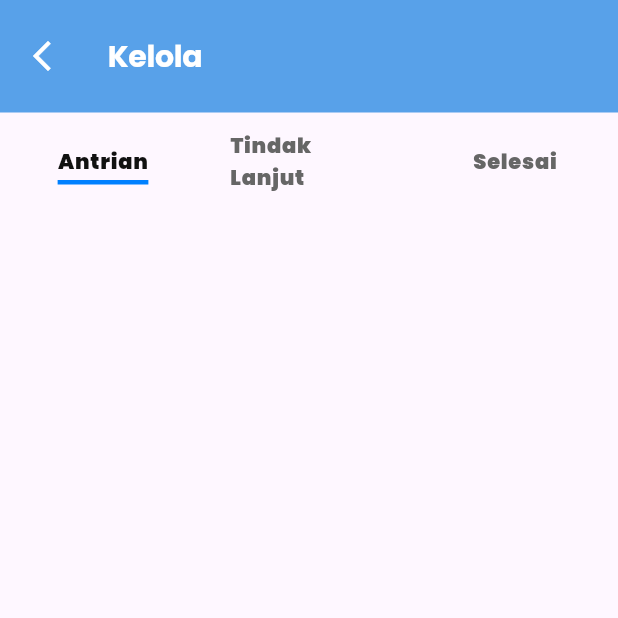
After one commit to hao47/dinacom_real_2024, a Flutter app: the KelolaPage screen opened by its route, on a phone screen of 412 x 824 dp, the top half of it. The commit adds this screen. Run offline on Flutter 3.47's test engine with Material 3 defaults, Android fonts, the light colour scheme and no system bars; our stand-ins replace carousel_slider, csc_picker, dio, dropdown_search, fluttertoast, geocoding and 10 more; missing offline and left inert: flutter_quill, flutter_share; accounts and stored records are empty; network calls fail; project files that could hold a hidden picture were left out.

Commit message:
add kelola

```diff
--- a/lib/UI/bottom_navigation/item/profile/wdiget/profile_biodata_instansi.dart
+++ b/lib/UI/bottom_navigation/item/profile/wdiget/profile_biodata_instansi.dart
@@ -4,6 +4,7 @@ import 'package:dinacom_2024/common/app_theme.dart';
 import 'package:dinacom_2024/common/theme/color_value.dart';
 import 'package:dinacom_2024/data/model/profile_model.dart';
 import 'package:flutter/material.dart';
+import 'package:get/get.dart';
 
 class ProfileBioDataAsInstansi extends StatelessWidget {
 
@@ -47,10 +48,15 @@ class ProfileBioDataAsInstansi extends StatelessWidget {
                       shape: BoxShape.circle,
                       color: ColorValue.BaseBlue,
                     ),
-                    child: const Icon(
-                      Icons.notifications,
-                      color: Colors.white,
-                      size: 20,
+                    child: IconButton(
+                      onPressed: (){
+                        Get.toNamed('/kelola');
+                      },
+                      icon: Icon(
+                        Icons.build,
+                        color: Colors.white,
+                        size: 14,
+                      ),
                     ),
                   )),
             ],
--- /dev/null
+++ b/lib/UI/kelola/kelola_page.dart
@@ -0,0 +1,490 @@
+import 'package:dinacom_2024/common/app_theme.dart';
+import 'package:dinacom_2024/common/theme/color_value.dart';
+import 'package:flutter/material.dart';
+import 'package:get/get.dart';
+import 'package:shimmer/shimmer.dart';
+
+class KelolaPage extends StatefulWidget {
+  const KelolaPage({super.key});
+
+  @override
+  State<KelolaPage> createState() => _KelolaPageState();
+}
+
+class _KelolaPageState extends State<KelolaPage> with SingleTickerProviderStateMixin {
+  late TabController _controller;
+  int _selectedIndex = 0;
+
+  @override
+  void initState() {
+    super.initState();
+    _controller = TabController(length: 3, vsync: this);
+
+    _controller.addListener(() {
+      setState(() {
+        _selectedIndex = _controller.index;
+        print("SELECTED ITEM : $_selectedIndex");
+        print("CONTROLLER INDEX : ${_controller.index}");
+      });
+    });
+  }
+
+  @override
+  Widget build(BuildContext context) {
+    final textTheme = Theme.of(context).textTheme;
+    return Scaffold(
+      appBar: AppBar(
+        toolbarHeight: 75,
+        backgroundColor: ColorValue.LightBlue,
+        leading: IconButton(
+          onPressed: (){
+            Get.back();
+          },
+          icon: const Icon(
+            Icons.arrow_back_ios_new,
+            color: Colors.white,
+          ),
+        ),
+        title: Text(
+          "Kelola",
+          style: textTheme.headline1!
+              .copyWith(fontSize: 20, height: 1.5, color: Colors.white),
+        ),
+      ),
+      body: DefaultTabController(
+        length: 3,
+        child: Column(
+          children: [
+            TabBar(
+              controller: _controller,
+              padding: const EdgeInsets.only(top: 10, bottom: 5),
+              indicatorPadding: const EdgeInsets.only(bottom: 10),
+              dividerColor: Colors.transparent,
+              indicator: const BoxDecoration(
+                border: Border(
+                  bottom: BorderSide(
+                    color: ColorValue.BaseBlue,
+                    width: 3,
+                  ),
+                ),
+              ),
+              unselectedLabelStyle: CommonAppTheme.textTheme(context)
+                  .bodyText1!
+                  .copyWith(
+                fontWeight: FontWeight.w900,
+                fontSize: 16,
+              ),
+              unselectedLabelColor: ColorValue.LightGrey,
+              labelStyle: CommonAppTheme.textTheme(context)
+                  .bodyText1!
+                  .copyWith(
+                fontWeight: FontWeight.w900,
+                fontSize: 16,
+              ),
+              labelColor: ColorValue.BaseBlack,
+              tabs: const [
+                Tab(
+                  child: Text('Antrian', style: TextStyle(fontSize: 14)),
+                ),
+                Tab(
+                  child: Text('Tindak Lanjut', style: TextStyle(fontSize: 14)),
+                ),
+                Tab(
+                  child: Text('Selesai', style: TextStyle(fontSize: 14)),
+                ),
+              ],
+            ),
+            Expanded(
+              child: SizedBox(
+                height: MediaQuery.of(context).size.height,
+                child: TabBarView(
+                  controller: _controller,
+                  children: [
+                    _selectedIndex == 0
+                        ? SingleChildScrollView(
+                      child: Container(
+                        margin: EdgeInsets.symmetric(horizontal: 20),
+                        // child: RefreshIndicator(
+                        //   onRefresh: () async {
+                        //     Get.put(PoranController()).profile();
+                        //   },
+                        //   child: Column(
+                        //     crossAxisAlignment: CrossAxisAlignment.start,
+                        //     children: [
+                        //       GetX<PoranController>(
+                        //         builder: (controller) {
+                        //           // print(state.categoryResult.response.length);
+                        //           if (controller.state.value ==
+                        //               ResultState.loading) {
+                        //             return Container(
+                        //               height: MediaQuery.of(context)
+                        //                   .size
+                        //                   .height *
+                        //                   0.225,
+                        //               width: double.maxFinite,
+                        //               margin: EdgeInsets.symmetric(
+                        //                   vertical: 20),
+                        //               child: Card(
+                        //                 child: ClipRRect(
+                        //                   borderRadius:
+                        //                   BorderRadius.circular(10.0),
+                        //                   child: Center(
+                        //                     child: Shimmer.fromColors(
+                        //                       baseColor: Colors.grey[300]!,
+                        //                       highlightColor:
+                        //                       Colors.grey[100]!,
+                        //                       child: Container(
+                        //                         height: double.maxFinite,
+                        //                         width: double.maxFinite,
+                        //                         color: Colors.blue,
+                        //                       ),
+                        //                     ),
+                        //                   ),
+                        //                 ),
+                        //                 shape: RoundedRectangleBorder(
+                        //                   borderRadius:
+                        //                   BorderRadius.circular(10.0),
+                        //                 ),
+                        //               ),
+                        //             );
+                        //           } else if (controller.state.value ==
+                        //               ResultState.hasData) {
+                        //             if (controller.profileModel.value
+                        //                 .responseAllModel.length !=
+                        //                 0) {
+                        //               print("masokkkkkkkkkkkkkkkkkkk");
+                        //               return PoranList(
+                        //                   poranAllModel:
+                        //                   controller.profileModel.value,
+                        //                   newContext: widget.newContext);
+                        //
+                        //               // return Container();
+                        //             } else {
+                        //               return Container();
+                        //             }
+                        //
+                        //             // print(controller.profileModel.value.responseAllModel.length);
+                        //             //
+                        //             // return Container();
+                        //           } else if (controller.state.value ==
+                        //               ResultState.noData) {
+                        //             return Center(
+                        //               child: Material(
+                        //                 child: Text("Tidak ada Data"),
+                        //               ),
+                        //             );
+                        //           } else if (controller.state.value ==
+                        //               ResultState.error) {
+                        //             return Center(
+                        //               child: Material(
+                        //                 child: Text("Ada yang salah"),
+                        //               ),
+                        //             );
+                        //           } else {
+                        //             return const Center(
+                        //               child: Material(
+                        //                 child: Text(''),
+                        //               ),
+                        //             );
+                        //           }
+                        //         },
+                        //       )
+                        //     ],
+                        //   ),
+                        // ),
+                      ),
+                    )
+                        : SingleChildScrollView(
+                      child: Container(
+                        height:
+                        MediaQuery.of(context).size.height *
+                            .225,
+                        width: double.maxFinite,
+                        margin:
+                        EdgeInsets.symmetric(vertical: 20, horizontal: 20),
+                        child: Card(
+                          child: ClipRRect(
+                            borderRadius:
+                            BorderRadius.circular(10.0),
+                            child: Center(
+                              child: Shimmer.fromColors(
+                                baseColor: Colors.grey[300]!,
+                                highlightColor: Colors.grey[100]!,
+                                child: Container(
+                                  height: double.maxFinite,
+                                  width: double.maxFinite,
+                                  color: Colors.blue,
+                                ),
+                              ),
+                            ),
+                          ),
+                          shape: RoundedRectangleBorder(
+                            borderRadius:
+                            BorderRadius.circular(10.0),
+                          ),
+                        ),
+                      ),
+
+                    ),
+                    _selectedIndex == 1
+                        ? SingleChildScrollView(
+                      child: Container(
+                        margin: EdgeInsets.symmetric(horizontal: 20),
+                        // child: RefreshIndicator(
+                        //   onRefresh: () async {
+                        //     Get.put(PoranController()).profile();
+                        //   },
+                        //   child: Column(
+                        //     crossAxisAlignment: CrossAxisAlignment.start,
+                        //     children: [
+                        //       GetX<PoranController>(
+                        //         builder: (controller) {
+                        //           // print(state.categoryResult.response.length);
+                        //           if (controller.state.value ==
+                        //               ResultState.loading) {
+                        //             return Container(
+                        //               height: MediaQuery.of(context)
+                        //                   .size
+                        //                   .height *
+                        //                   0.225,
+                        //               width: double.maxFinite,
+                        //               margin: EdgeInsets.symmetric(
+                        //                   vertical: 20),
+                        //               child: Card(
+                        //                 child: ClipRRect(
+                        //                   borderRadius:
+                        //                   BorderRadius.circular(10.0),
+                        //                   child: Center(
+                        //                     child: Shimmer.fromColors(
+                        //                       baseColor: Colors.grey[300]!,
+                        //                       highlightColor:
+                        //                       Colors.grey[100]!,
+                        //                       child: Container(
+                        //                         height: double.maxFinite,
+                        //                         width: double.maxFinite,
+                        //                         color: Colors.blue,
+                        //                       ),
+                        //                     ),
+                        //                   ),
+                        //                 ),
+                        //                 shape: RoundedRectangleBorder(
+                        //                   borderRadius:
+                        //                   BorderRadius.circular(10.0),
+                        //                 ),
+                        //               ),
+                        //             );
+                        //           } else if (controller.state.value ==
+                        //               ResultState.hasData) {
+                        //             if (controller.profileModel.value
+                        //                 .responseAllModel.length !=
+                        //                 0) {
+                        //               print("masokkkkkkkkkkkkkkkkkkk");
+                        //               return PoranList(
+                        //                   poranAllModel:
+                        //                   controller.profileModel.value,
+                        //                   newContext: widget.newContext);
+                        //
+                        //               // return Container();
+                        //             } else {
+                        //               return Container();
+                        //             }
+                        //
+                        //             // print(controller.profileModel.value.responseAllModel.length);
+                        //             //
+                        //             // return Container();
+                        //           } else if (controller.state.value ==
+                        //               ResultState.noData) {
+                        //             return Center(
+                        //               child: Material(
+                        //                 child: Text("Tidak ada Data"),
+                        //               ),
+                        //             );
+                        //           } else if (controller.state.value ==
+                        //               ResultState.error) {
+                        //             return Center(
+                        //               child: Material(
+                        //                 child: Text("Ada yang salah"),
+                        //               ),
+                        //             );
+                        //           } else {
+                        //             return const Center(
+                        //               child: Material(
+                        //                 child: Text(''),
+                        //               ),
+                        //             );
+                        //           }
+                        //         },
+                        //       )
+                        //     ],
+                        //   ),
+                        // ),
+                      ),
+                    )
+                        : SingleChildScrollView(
+                      child: Container(
+                        height:
+                        MediaQuery.of(context).size.height *
+                            .225,
+                        width: double.maxFinite,
+                        margin:
+                        EdgeInsets.symmetric(vertical: 20, horizontal: 20),
+                        child: Card(
+                          child: ClipRRect(
+                            borderRadius:
+                            BorderRadius.circular(10.0),
+                            child: Center(
+                              child: Shimmer.fromColors(
+                                baseColor: Colors.grey[300]!,
+                                highlightColor: Colors.grey[100]!,
+                                child: Container(
+                                  height: double.maxFinite,
+                                  width: double.maxFinite,
+                                  color: Colors.blue,
+                                ),
+                              ),
+                            ),
+                          ),
+                          shape: RoundedRectangleBorder(
+                            borderRadius:
+                            BorderRadius.circular(10.0),
+                          ),
+                        ),
+                      ),
+
+                    ),
+                    _selectedIndex == 2
+                        ? SingleChildScrollView(
+                      child: Container(
+                        margin: EdgeInsets.symmetric(horizontal: 20),
+                        // child: RefreshIndicator(
+                        //   onRefresh: () async {
+                        //     Get.put(PoranController()).profile();
+                        //   },
+                        //   child: Column(
+                        //     crossAxisAlignment: CrossAxisAlignment.start,
+                        //     children: [
+                        //       GetX<PoranController>(
+                        //         builder: (controller) {
+                        //           // print(state.categoryResult.response.length);
+                        //           if (controller.state.value ==
+                        //               ResultState.loading) {
+                        //             return Container(
+                        //               height: MediaQuery.of(context)
+                        //                   .size
+                        //                   .height *
+                        //                   0.225,
+                        //               width: double.maxFinite,
+                        //               margin: EdgeInsets.symmetric(
+                        //                   vertical: 20),
+                        //               child: Card(
+                        //                 child: ClipRRect(
+                        //                   borderRadius:
+                        //                   BorderRadius.circular(10.0),
+                        //                   child: Center(
+                        //                     child: Shimmer.fromColors(
+                        //                       baseColor: Colors.grey[300]!,
+                        //                       highlightColor:
+                        //                       Colors.grey[100]!,
+                        //                       child: Container(
+                        //                         height: double.maxFinite,
+                        //                         width: double.maxFinite,
+                        //                         color: Colors.blue,
+                        //                       ),
+                        //                     ),
+                        //                   ),
+                        //                 ),
+                        //                 shape: RoundedRectangleBorder(
+                        //                   borderRadius:
+                        //                   BorderRadius.circular(10.0),
+                        //                 ),
+                        //               ),
+                        //             );
+                        //           } else if (controller.state.value ==
+                        //               ResultState.hasData) {
+                        //             if (controller.profileModel.value
+                        //                 .responseAllModel.length !=
+                        //                 0) {
+                        //               print("masokkkkkkkkkkkkkkkkkkk");
+                        //               return PoranList(
+                        //                   poranAllModel:
+                        //                   controller.profileModel.value,
+                        //                   newContext: widget.newContext);
+                        //
+                        //               // return Container();
+                        //             } else {
+                        //               return Container();
+                        //             }
+                        //
+                        //             // print(controller.profileModel.value.responseAllModel.length);
+                        //             //
+                        //             // return Container();
+                        //           } else if (controller.state.value ==
+                        //               ResultState.noData) {
+                        //             return Center(
+                        //               child: Material(
+                        //                 child: Text("Tidak ada Data"),
+                        //               ),
+                        //             );
+                        //           } else if (controller.state.value ==
+                        //               ResultState.error) {
+                        //             return Center(
+                        //               child: Material(
+                        //                 child: Text("Ada yang salah"),
+                        //               ),
+                        //             );
+                        //           } else {
+                        //             return const Center(
+                        //               child: Material(
+                        //                 child: Text(''),
+                        //               ),
+                        //             );
+                        //           }
+                        //         },
+                        //       )
+                        //     ],
+                        //   ),
+                        // ),
+                      ),
+                    )
+                        : SingleChildScrollView(
+                      child: Container(
+                        height:
+                        MediaQuery.of(context).size.height *
+                            .225,
+                        width: double.maxFinite,
+                        margin:
+                        EdgeInsets.symmetric(vertical: 20, horizontal: 20),
+                        child: Card(
+                          child: ClipRRect(
+                            borderRadius:
+                            BorderRadius.circular(10.0),
+                            child: Center(
+                              child: Shimmer.fromColors(
+                                baseColor: Colors.grey[300]!,
+                                highlightColor: Colors.grey[100]!,
+                                child: Container(
+                                  height: double.maxFinite,
+                                  width: double.maxFinite,
+                                  color: Colors.blue,
+                                ),
+                              ),
+                            ),
+                          ),
+                          shape: RoundedRectangleBorder(
+                            borderRadius:
+                            BorderRadius.circular(10.0),
+                          ),
+                        ),
+                      ),
+
+                    ),
+                  ],
+                ),
+              ),
+            ),
+          ],
+        ),
+      ),
+    );
+  }
+}
--- a/lib/common/routes/routes.dart
+++ b/lib/common/routes/routes.dart
@@ -16,6 +16,7 @@ import 'package:dinacom_2024/UI/bottom_navigation/item/profile/profile.dart';
 import 'package:dinacom_2024/UI/detail/detail.dart';
 import 'package:dinacom_2024/UI/detail/detail_binding.dart';
 import 'package:dinacom_2024/UI/instansi_profile/profile.dart';
+import 'package:dinacom_2024/UI/kelola/kelola_page.dart';
 import 'package:dinacom_2024/UI/masyarakat_profile/profile.dart';
 import 'package:dinacom_2024/UI/notification/notification_page.dart';
 import 'package:dinacom_2024/UI/setting/changepassword.dart';
@@ -91,6 +92,10 @@ List<GetPage> routes = [
 
     // binding: SettingBinding(),
   ),
+  GetPage(
+    name: '/kelola',
+    page: () => KelolaPage(),
+  ),
   // GetPage(
   //   name: '/regist',
   //   page: () => RegistPageView(),
```
